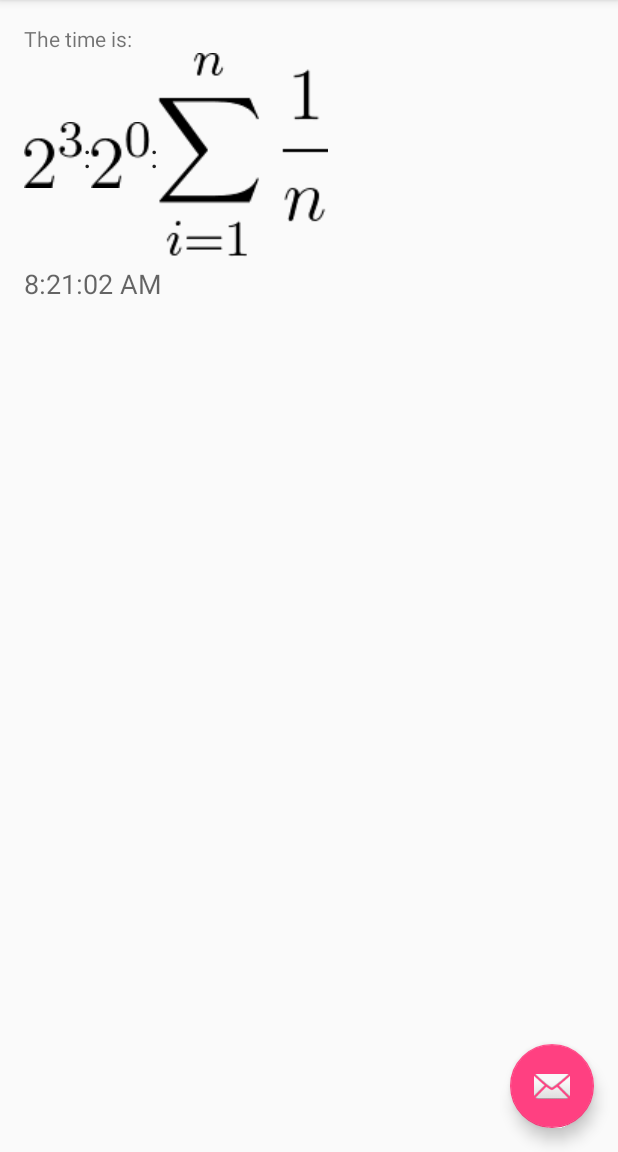
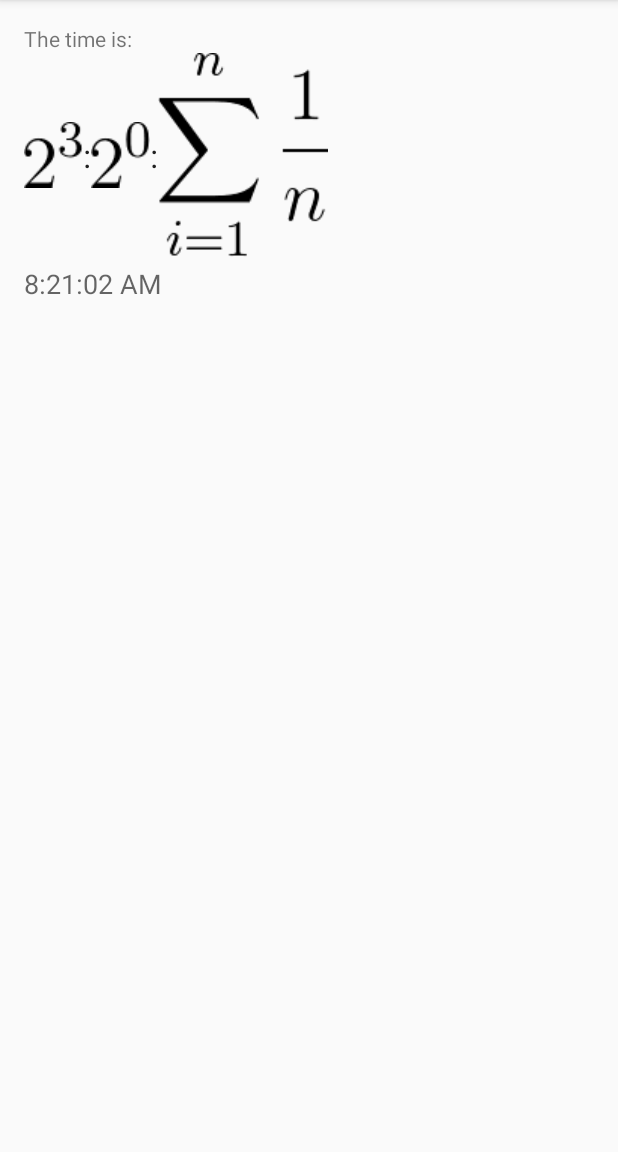
Before and after one commit to fodpeter/MathClock, an Android app: the screen it shows after launch (MainActivity), on a phone screen of 412 x 824 dp, the part 84-1236 px from its top. Run offline under Robolectric (Android 15) with nearby library versions, the phone set to English and light mode, and no system bars.

Commit message:
remove generated FloatingActionButton

```diff
--- a/app/src/main/java/peter/mathclock/MainActivity.java
+++ b/app/src/main/java/peter/mathclock/MainActivity.java
@@ -4,14 +4,11 @@
 import android.os.Handler;
 import android.support.annotation.IdRes;
 import android.support.annotation.UiThread;
-import android.support.design.widget.FloatingActionButton;
-import android.support.design.widget.Snackbar;
 import android.support.v7.app.AppCompatActivity;
 import android.support.v7.widget.Toolbar;
 import android.util.Log;
 import android.view.Menu;
 import android.view.MenuItem;
-import android.view.View;
 import android.widget.ImageView;
 import android.widget.TextView;
 
@@ -32,7 +29,6 @@
     private TextView clockText;
     private UpdateTask updateTask;
     private Handler handler;
-    private int state;
 
     @Override
     protected void onCreate(Bundle savedInstanceState) {
@@ -40,15 +36,6 @@
         setContentView(R.layout.activity_main);
         Toolbar toolbar = (Toolbar) findViewById(R.id.toolbar);
         setSupportActionBar(toolbar);
-
-        FloatingActionButton fab = (FloatingActionButton) findViewById(R.id.fab);
-        fab.setOnClickListener(new View.OnClickListener() {
-            @Override
-            public void onClick(View view) {
-                Snackbar.make(view, "Replace with your own action", Snackbar.LENGTH_LONG)
-                        .setAction("Action", null).show();
-            }
-        });
 
         ListMultimap<Integer, Integer> mapping = loadMapping();
 
--- a/app/src/main/res/layout/activity_main.xml
+++ b/app/src/main/res/layout/activity_main.xml
@@ -23,12 +23,4 @@
 
     <include layout="@layout/content_main" />
 
-    <android.support.design.widget.FloatingActionButton
-        android:id="@+id/fab"
-        android:layout_width="wrap_content"
-        android:layout_height="wrap_content"
-        android:layout_gravity="bottom|end"
-        android:layout_margin="@dimen/fab_margin"
-        android:src="@android:drawable/ic_dialog_email" />
-
 </android.support.design.widget.CoordinatorLayout>
--- a/app/src/main/res/values/dimens.xml
+++ b/app/src/main/res/values/dimens.xml
@@ -2,5 +2,4 @@
     <!-- Default screen margins, per the Android Design guidelines. -->
     <dimen name="activity_horizontal_margin">16dp</dimen>
     <dimen name="activity_vertical_margin">16dp</dimen>
-    <dimen name="fab_margin">16dp</dimen>
 </resources>
```
